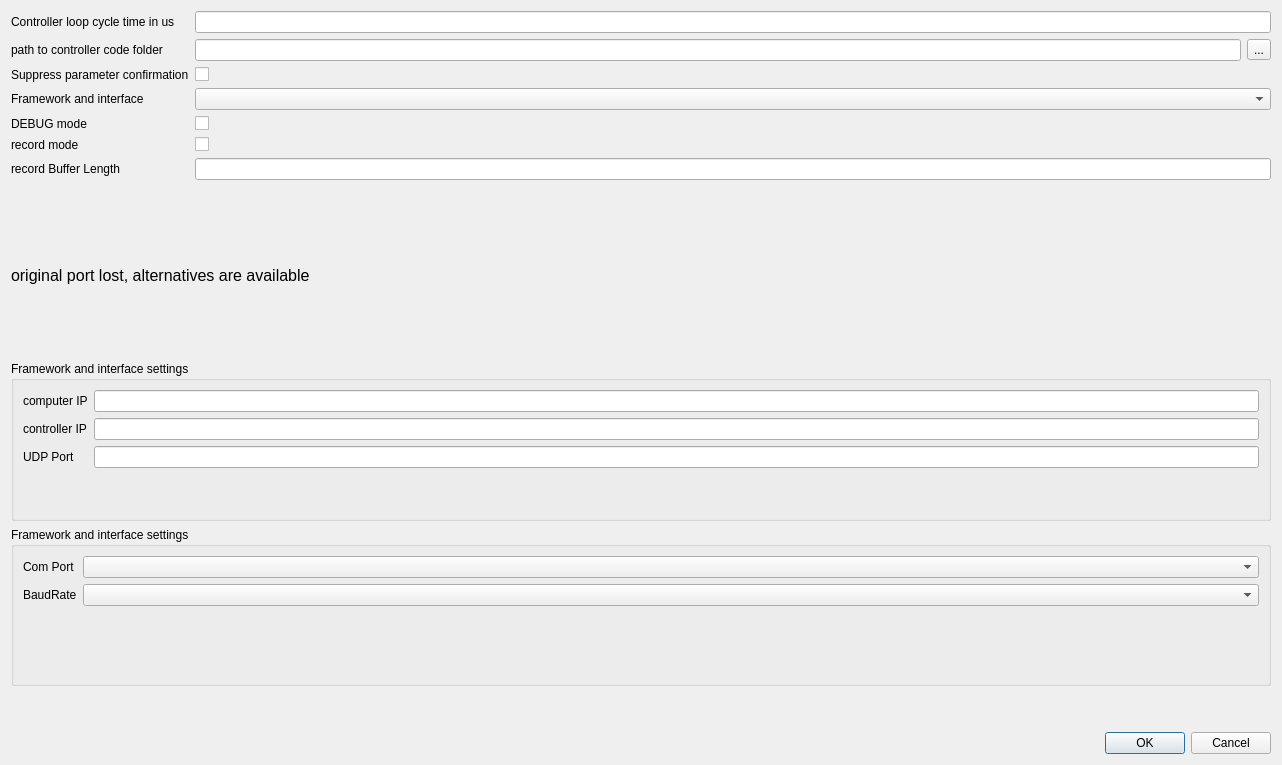
First picture: the form in gui/designerfiles/projectMiscSettingsDialog.ui, repository hmcontroller/ControlDemonstrator, before the edit.
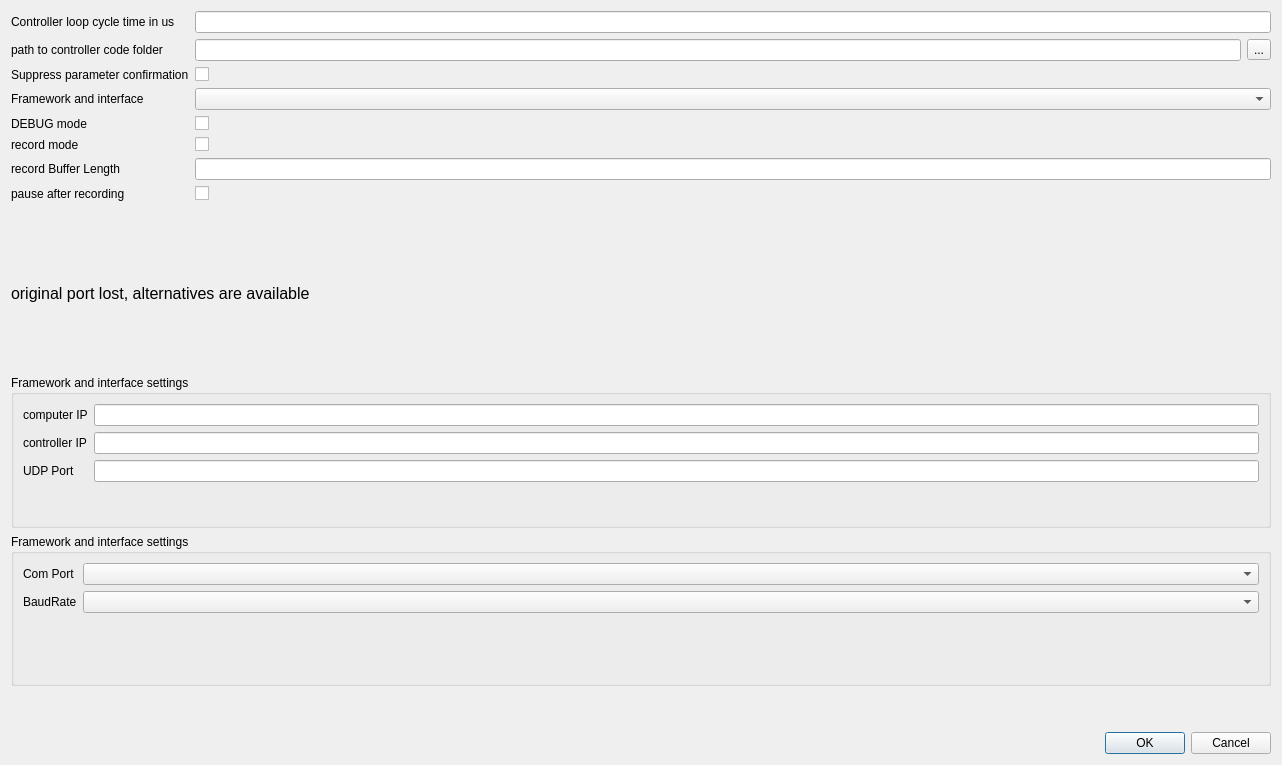
Second picture: the form after the edit.

Patch:
```diff
--- a/gui/designerfiles/projectMiscSettingsDialog.ui
+++ b/gui/designerfiles/projectMiscSettingsDialog.ui
@@ -115,6 +115,20 @@
      <item row="6" column="1">
       <widget class="QLineEdit" name="lineEditRecordBufferLength"/>
      </item>
+     <item row="7" column="0">
+      <widget class="QLabel" name="label_13">
+       <property name="text">
+        <string>pause after recording</string>
+       </property>
+      </widget>
+     </item>
+     <item row="7" column="1">
+      <widget class="QCheckBox" name="checkBoxPauseAfterRecord">
+       <property name="text">
+        <string/>
+       </property>
+      </widget>
+     </item>
     </layout>
    </item>
    <item>
```
